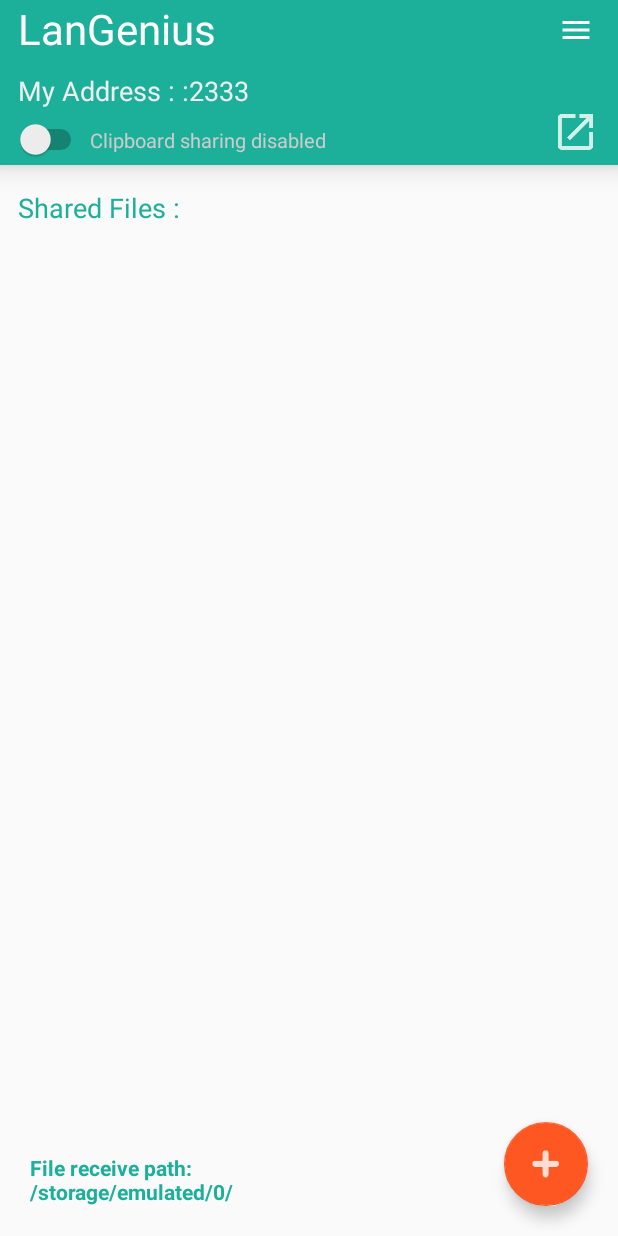
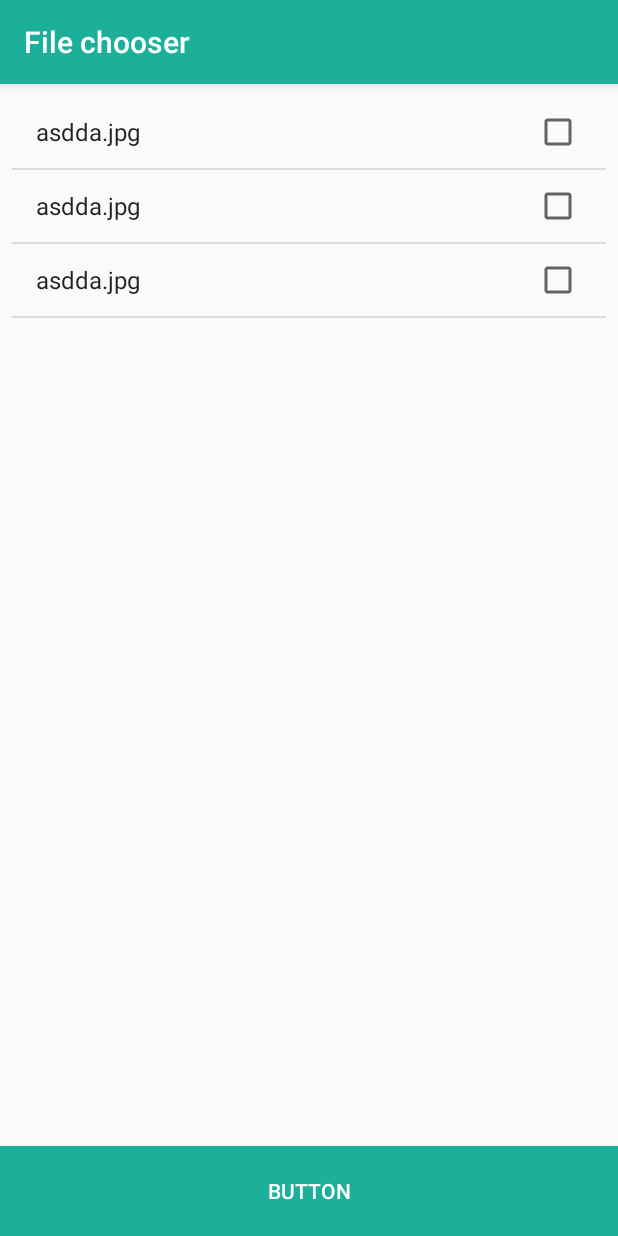
Before and after one commit to StevenZack/LanGenius, an Android app: the screen it shows after launch (MainActivity before the commit, Main2Activity after it), after a tap on an icon or button, on a phone screen of 412 x 824 dp. Run offline under Robolectric (Android 15) with nearby library versions, the phone set to English and light mode, and no system bars; 3 statements that could not run were skipped.

Commit message:
just a backup

```diff
--- a/app/build.gradle
+++ b/app/build.gradle
@@ -25,9 +25,9 @@ dependencies {
     androidTestCompile('com.android.support.test.espresso:espresso-core:2.2.2', {
         exclude group: 'com.android.support', module: 'support-annotations'
     })
+    compile project(':LanGenius')
     compile 'com.android.support:appcompat-v7:25.3.1'
     compile 'com.android.support.constraint:constraint-layout:1.0.2'
     compile 'com.android.support:design:25.3.1'
     testCompile 'junit:junit:4.12'
-    compile project(':LanGenius')
 }
--- /dev/null
+++ b/app/src/main/java/com/xchat/stevenzack/langenius/Main2Activity.java
@@ -0,0 +1,51 @@
+package com.xchat.stevenzack.langenius;
+
+import android.support.v7.app.AppCompatActivity;
+import android.os.Bundle;
+import android.view.View;
+import android.widget.AdapterView;
+import android.widget.ArrayAdapter;
+import android.widget.Button;
+import android.widget.ListView;
+import android.widget.RadioButton;
+import android.widget.SimpleAdapter;
+import android.widget.Toast;
+
+import java.util.ArrayList;
+import java.util.HashMap;
+import java.util.List;
+import java.util.Objects;
+
+public class Main2Activity extends AppCompatActivity {
+    private Button button;
+    private ListView listView;
+    private List<String> strs=new ArrayList<>();
+    private ArrayAdapter arrayAdapter;
+    @Override
+    protected void onCreate(Bundle savedInstanceState) {
+        super.onCreate(savedInstanceState);
+        setContentView(R.layout.activity_main2);
+        button=(Button)findViewById(R.id.filechooser_button);
+        button.setOnClickListener(new View.OnClickListener() {
+            @Override
+            public void onClick(View v) {
+                Toast.makeText(Main2Activity.this,"clicked button",Toast.LENGTH_SHORT).show();
+            }
+        });
+
+        listView=(ListView)findViewById(R.id.filechooser_listview);
+
+        strs.add("asdda.jpg");
+        strs.add("asdda.jpg");
+        strs.add("asdda.jpg");
+        arrayAdapter=new ArrayAdapter<>(this,android.R.layout.simple_list_item_multiple_choice,strs);
+        listView.setChoiceMode(ListView.CHOICE_MODE_MULTIPLE);
+        listView.setOnItemClickListener(new AdapterView.OnItemClickListener() {
+            @Override
+            public void onItemClick(AdapterView<?> parent, View view, int position, long id) {
+                Toast.makeText(Main2Activity.this,String.valueOf(listView.getCheckedItemCount()),Toast.LENGTH_SHORT).show();
+            }
+        });
+        listView.setAdapter(arrayAdapter);
+    }
+}
--- a/app/src/main/java/com/xchat/stevenzack/langenius/MainActivity.java
+++ b/app/src/main/java/com/xchat/stevenzack/langenius/MainActivity.java
@@ -64,7 +64,7 @@ import static android.provider.Settings.AUTHORITY;
 public class MainActivity extends AppCompatActivity {
     private ClipboardManager clipboardManager;
     private String TAG="Main";
-    private Handler handler=new Handler(){
+    public Handler handler=new Handler(){
         @Override
         public void handleMessage(Message msg) {
             switch (msg.arg1){
@@ -184,7 +184,9 @@ public class MainActivity extends AppCompatActivity {
         floatingActionButton.setOnClickListener(new View.OnClickListener() {
             @Override
             public void onClick(View v) {
-                showFileChooser();
+//                showFileChooser();
+                Intent intent=new Intent(MainActivity.this,Main2Activity.class);
+                startActivity(intent);
             }
         });
         if (Build.VERSION.SDK_INT >= Build.VERSION_CODES.LOLLIPOP) {
@@ -271,33 +273,33 @@ public class MainActivity extends AppCompatActivity {
 
     }
 
-    private void showFileChooser() {
-        Intent intent = new Intent(Intent.ACTION_GET_CONTENT);
-        intent.setType("*/*");
-        intent.addCategory(Intent.CATEGORY_OPENABLE);
-        try {
-            startActivityForResult( Intent.createChooser(intent, "Select a File to Upload"), 2233);
-        } catch (android.content.ActivityNotFoundException ex) {
-            Toast.makeText(this, "Please install a File Manager.",  Toast.LENGTH_SHORT).show();
-        }
-    }
-
-    protected void onActivityResult(int requestCode, int resultCode, Intent data) {
-        switch (requestCode){
-            case 2233:
-                if (resultCode==RESULT_OK){
-                    Uri uri=data.getData();
-                    Log.d("spy","##FileSharer: uri="+uri.toString());
-                    String path=FileUtils.getPath(MainActivity.this,uri);
-                    Message msg=new Message();
-                    msg.arg1=2;
-                    msg.obj=path;
-                    handler.sendMessage(msg);
-                }
-                break;
-        }
-        super.onActivityResult(requestCode, resultCode, data);
-    }
+//    private void showFileChooser() {
+//        Intent intent = new Intent(Intent.ACTION_GET_CONTENT);
+//        intent.setType("*/*");
+//        intent.addCategory(Intent.CATEGORY_OPENABLE);
+//        try {
+//            startActivityForResult( Intent.createChooser(intent, "Select a File to Upload"), 2233);
+//        } catch (android.content.ActivityNotFoundException ex) {
+//            Toast.makeText(this, "Please install a File Manager.",  Toast.LENGTH_SHORT).show();
+//        }
+//    }
+//
+//    protected void onActivityResult(int requestCode, int resultCode, Intent data) {
+//        switch (requestCode){
+//            case 2233:
+//                if (resultCode==RESULT_OK){
+//                    Uri uri=data.getData();
+//                    Log.d("spy","##FileSharer: uri="+uri.toString());
+//                    String path=FileUtils.getPath(MainActivity.this,uri);
+//                    Message msg=new Message();
+//                    msg.arg1=2;
+//                    msg.obj=path;
+//                    handler.sendMessage(msg);
+//                }
+//                break;
+//        }
+//        super.onActivityResult(requestCode, resultCode, data);
+//    }
 
     public  boolean isStoragePermissionGranted() {
         if (Build.VERSION.SDK_INT >= 23) {
--- /dev/null
+++ b/app/src/main/res/layout/activity_main2.xml
@@ -0,0 +1,35 @@
+<?xml version="1.0" encoding="utf-8"?>
+<android.support.constraint.ConstraintLayout xmlns:android="http://schemas.android.com/apk/res/android"
+    xmlns:app="http://schemas.android.com/apk/res-auto"
+    xmlns:tools="http://schemas.android.com/tools"
+    android:layout_width="match_parent"
+    android:layout_height="match_parent"
+    tools:context="com.xchat.stevenzack.langenius.Main2Activity">
+
+
+    <Button
+        android:id="@+id/filechooser_button"
+        android:layout_width="0dp"
+        android:layout_height="60dp"
+        android:background="@color/colorPrimaryDark"
+        android:textColor="#fff"
+        android:text="Button"
+        app:layout_constraintLeft_toLeftOf="parent"
+        app:layout_constraintRight_toRightOf="parent"
+        app:layout_constraintBottom_toBottomOf="parent" />
+
+    <ListView
+        android:layout_width="0dp"
+        android:layout_height="435dp"
+        app:layout_constraintTop_toTopOf="parent"
+        android:layout_marginTop="8dp"
+        android:layout_marginBottom="8dp"
+        android:id="@+id/filechooser_listview"
+        app:layout_constraintBottom_toTopOf="@+id/filechooser_button"
+        android:layout_marginLeft="8dp"
+        app:layout_constraintLeft_toLeftOf="parent"
+        app:layout_constraintVertical_bias="0.0"
+        android:layout_marginRight="8dp"
+        app:layout_constraintRight_toRightOf="parent" />
+
+</android.support.constraint.ConstraintLayout>
--- a/app/src/main/res/values/strings.xml
+++ b/app/src/main/res/values/strings.xml
@@ -28,4 +28,5 @@
     <string name="sp_sub_clipshare" translatable="false">shareclipboard</string>
     <string name="cbsharedisabled">Clipboard sharing disabled</string>
     <string name="str_clear_after_sent">Clear after sent</string>
+    <string name="file_chooser">File chooser</string>
 </resources>
```
Also changed, not shown: app/src/main/AndroidManifest.xml (+12 -3 lines), 1 other file.
